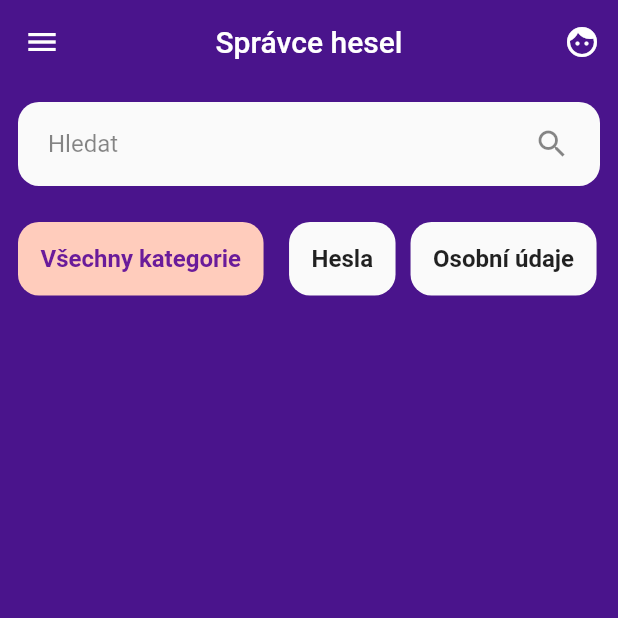
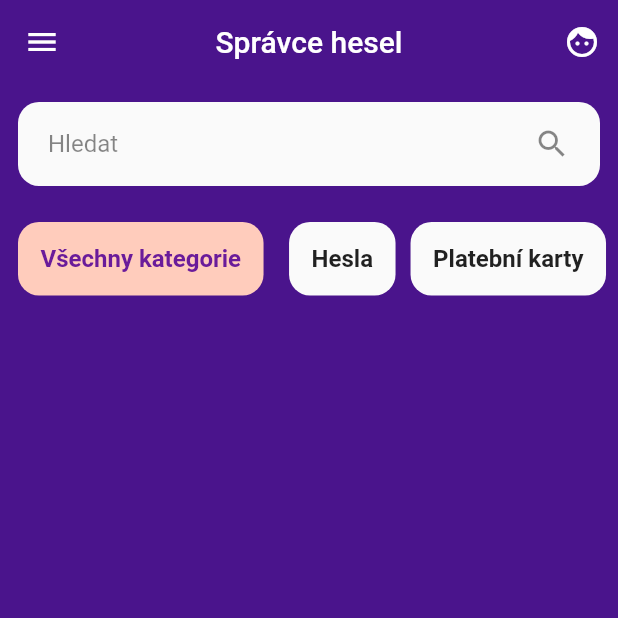
Before and after one commit to mmartinsvoboda/password_manager, a Flutter app: the screen it shows after launch, on a phone screen of 412 x 824 dp, the top half of it. Run offline on Flutter 3.47's test engine with Material 2 defaults, Android fonts, the phone set to English and light mode, and no system bars; drawn by our look-alikes of flutter_speed_dial; our stand-ins replace flutter_secure_storage, local_auth, sqflite, toast; accounts and stored records are empty.

Commit message:
Final commit

```diff
--- a/lib/Database/PasswordDb.dart
+++ b/lib/Database/PasswordDb.dart
@@ -1,7 +1,9 @@
 import 'package:password_manager/Models/password.dart';
-import 'DbManager.dart';
 import 'package:sqflite/sqflite.dart';
 
+import 'DbManager.dart';
+
+/// Tohle je trida, ktera ma na starost tabulku pro hesla
 class PasswordDb {
   static const String table = "passwords";
 
@@ -9,8 +11,6 @@ class PasswordDb {
     var db = await DbManager().getPasswordManager();
 
     List<Map> maps = await db.rawQuery('SELECT * FROM $table ORDER BY name');
-
-    print(maps);
 
     return List<Password>.generate(maps.length, (i) {
       return Password.withSecureStorageKey(
--- a/lib/Models/menuItem.dart
+++ b/lib/Models/menuItem.dart
@@ -1,8 +1,14 @@
 import 'package:flutter/material.dart';
 
 /// The base class for the different types of items the list can contain.
+/// Vytvoril jsem tuhle tridu, protoze jsem chtel na hlavni strance filtrovat
+/// ruzne typy zaznamu, napriklad i kreditni karty. Ucel byl mit jednu
+/// obecnou tridu, ze ktere pak budou vznikat dalsi a na zaklade toho
+/// mit moznost filtrovat
+
 abstract class MenuItem {
   String name;
+
   /// The title line to show in a list item.
   StatefulWidget menuItem(BuildContext context, String name, Function update);
 }
--- a/lib/Pages/mainPage.dart
+++ b/lib/Pages/mainPage.dart
@@ -2,6 +2,9 @@ import 'package:flutter/material.dart';
 import 'package:password_manager/Database/PasswordDb.dart';
 import 'package:password_manager/Models/menuItem.dart';
 import 'package:password_manager/Widgets/newItemFAB.dart';
+
+/// Hlavni stranka - Zobrazeni vsech polozek, moznost mazat a kopirovat
+/// pripadne prejit na zobrazovaci/editacni formular
 
 class PasswordManager extends StatefulWidget {
   @override
@@ -9,30 +12,20 @@ class PasswordManager extends StatefulWidget {
 }
 
 class _PasswordManagerState extends State<PasswordManager> {
-
   List<MenuItem> data = List();
 
   void _update() {
-    setState((){});
-  }
-
-  @override
-  initState() {
-    super.initState();
-
-    new Future<List<MenuItem>>.delayed(new Duration(seconds: 2), () async => await PasswordDb().getAllItems()).then((List<MenuItem> value) {
-      setState(() {
-        value.sort((a,b) => a.name.toLowerCase().compareTo(b.name.toLowerCase()));
-        data = value;
-      });
-    });
+    setState(() {});
   }
 
   @override
   Widget build(BuildContext context) {
-    new Future<List<MenuItem>>.delayed(new Duration(seconds: 2), () async => await PasswordDb().getAllItems()).then((List<MenuItem> value) {
+    new Future<List<MenuItem>>.delayed(new Duration(seconds: 2),
+            () async => await PasswordDb().getAllItems())
+        .then((List<MenuItem> value) {
       setState(() {
-        value.sort((a,b) => a.name.toLowerCase().compareTo(b.name.toLowerCase()));
+        value.sort(
+            (a, b) => a.name.toLowerCase().compareTo(b.name.toLowerCase()));
         data = value;
       });
     });
@@ -145,7 +138,7 @@ class _PasswordManagerState extends State<PasswordManager> {
                           ),
                         ),
                         child: Text(
-                          "Osobní údaje",
+                          "Platební karty",
                           style: TextStyle(
                               fontWeight: FontWeight.bold, fontSize: 16),
                         ),
```
Also changed, not shown: lib/Database/DbManager.dart (+11 -9 lines), lib/Models/password.dart (+9 -9 lines), lib/Models/personal.dart (deleted, +0 -20 lines), lib/Pages/passwordForm.dart (+14 -8 lines), lib/Tools/biometrics.dart (+3 -15 lines), lib/Widgets/menuItemWidget.dart (+29 -5 lines), lib/Widgets/newItemFAB.dart (+12 -6 lines).
